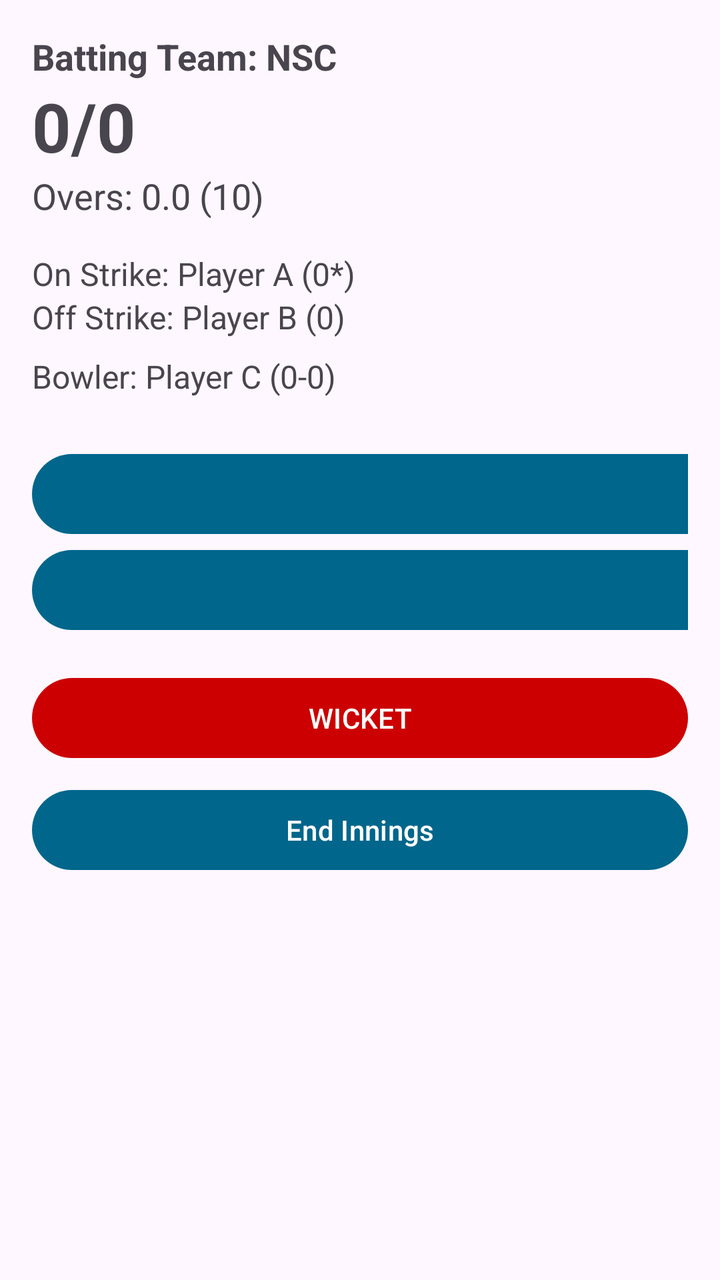
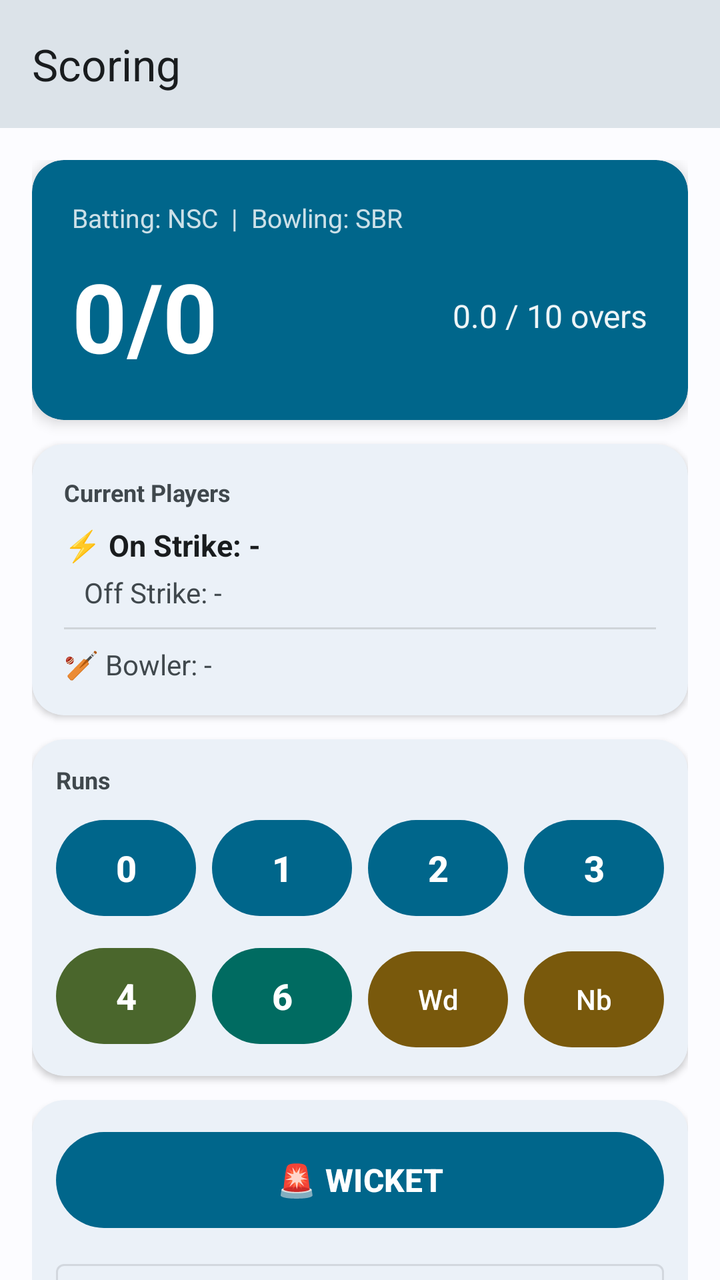

Screens rendered from an Android XML layout before and after an edit, with the pre-edit source and the edit as a unified diff.
<!-- AndroidManifest.xml: application theme Theme.Main -->
<!-- res/layout/activity_scoring.xml -->
<?xml version="1.0" encoding="utf-8"?>
<LinearLayout xmlns:android="http://schemas.android.com/apk/res/android"
    xmlns:tools="http://schemas.android.com/tools"
    android:layout_width="match_parent"
    android:layout_height="match_parent"
    xmlns:app="http://schemas.android.com/apk/res-auto"
    android:orientation="vertical"
    android:padding="16dp"
    tools:context=".Activity.ScoringActivity">

    <TextView
        android:id="@+id/team_name_tv"
        android:layout_width="wrap_content"
        android:layout_height="wrap_content"
        android:text="Batting Team: NSC"
        android:textSize="18sp"
        android:textStyle="bold" />

    <TextView
        android:id="@+id/score_tv"
        android:layout_width="wrap_content"
        android:layout_height="wrap_content"
        android:text="0/0"
        android:textSize="34sp"
        android:textStyle="bold" />

    <TextView
        android:id="@+id/overs_tv"
        android:layout_width="wrap_content"
        android:layout_height="wrap_content"
        android:text="Overs: 0.0 (10)"
        android:textSize="18sp" />

    <TextView
        android:id="@+id/target_tv"
        android:layout_width="wrap_content"
        android:layout_height="wrap_content"
        android:text="Target: -"
        android:textSize="16sp"
        android:visibility="gone" />

    <LinearLayout
        android:layout_width="match_parent"
        android:layout_height="wrap_content"
        android:layout_marginTop="16dp"
        android:orientation="vertical">

        <TextView
            android:id="@+id/on_strike_batter_tv"
            android:layout_width="match_parent"
            android:layout_height="wrap_content"
            android:text="On Strike: Player A (0*)"
            android:textSize="16sp" />

        <TextView
            android:id="@+id/off_strike_batter_tv"
            android:layout_width="match_parent"
            android:layout_height="wrap_content"
            android:text="Off Strike: Player B (0)"
            android:textSize="16sp" />

        <TextView
            android:id="@+id/bowler_tv"
            android:layout_width="match_parent"
            android:layout_height="wrap_content"
            android:layout_marginTop="8dp"
            android:text="Bowler: Player C (0-0)"
            android:textSize="16sp" />
    </LinearLayout>

    <GridLayout
        android:layout_width="match_parent"
        android:layout_height="wrap_content"
        android:layout_marginTop="24dp"
        android:columnCount="4">

        <Button android:id="@+id/btn_run_0" android:layout_columnWeight="1" android:text="0" />
        <Button android:id="@+id/btn_run_1" android:layout_columnWeight="1" android:text="1" />
        <Button android:id="@+id/btn_run_2" android:layout_columnWeight="1" android:text="2" />
        <Button android:id="@+id/btn_run_3" android:layout_columnWeight="1" android:text="3" />
        <Button android:id="@+id/btn_run_4" android:layout_columnWeight="1" android:text="4" />
        <Button android:id="@+id/btn_run_6" android:layout_columnWeight="1" android:text="6" />
        <Button android:id="@+id/btn_wide" android:layout_columnWeight="1" android:text="Wd" />
        <Button android:id="@+id/btn_no_ball" android:layout_columnWeight="1" android:text="Nb" />

    </GridLayout>

    <Button
        android:id="@+id/btn_wicket"
        android:layout_width="match_parent"
        android:layout_height="wrap_content"
        android:layout_marginTop="16dp"
        android:text="WICKET"
        app:backgroundTint="@android:color/holo_red_dark" />

    <Button
        android:id="@+id/btn_end_innings"
        android:layout_width="match_parent"
        android:layout_height="wrap_content"
        android:layout_marginTop="8dp"
        android:text="End Innings" />

</LinearLayout>
<!-- resources referenced by this layout -->
<resources>
  <style name="Theme.Main" parent="Theme.Material3.DayNight.NoActionBar">
          <item name="colorPrimary">#8F4A51</item>
          <item name="colorAccent">#8F4A51</item>
          <item name="android:windowContentTransitions">true</item>
          <item name="android:statusBarColor">@android:color/transparent</item>
          <item name="android:navigationBarColor">#FFFBFF</item>
          <item name="screen_background">#FFFBFF</item>
          <item name="ui_background">#FFECED</item>
          <item name="bar_background">#F4DDDE</item>
          <item name="bar_ui">#765658</item>
          <item name="navigation">#Ead0d1</item>
          <item name="button_background">#8F4A51</item>
          <item name="main_text">#201A1A</item>
          <item name="secondary_text">#524344</item>
          <item name="outline">#998E8E</item>
      </style>
</resources>

<!-- the commit's change to res/layout/activity_scoring.xml (unified diff, before → after) -->
@@ -1,103 +1,341 @@
 <?xml version="1.0" encoding="utf-8"?>
-<LinearLayout xmlns:android="http://schemas.android.com/apk/res/android"
+<LinearLayout
+    xmlns:android="http://schemas.android.com/apk/res/android"
+    xmlns:app="http://schemas.android.com/apk/res-auto"
     xmlns:tools="http://schemas.android.com/tools"
     android:layout_width="match_parent"
     android:layout_height="match_parent"
-    xmlns:app="http://schemas.android.com/apk/res-auto"
     android:orientation="vertical"
-    android:padding="16dp"
+    android:background="?attr/screen_background"
     tools:context=".Activity.ScoringActivity">
 
-    <TextView
-        android:id="@+id/team_name_tv"
-        android:layout_width="wrap_content"
-        android:layout_height="wrap_content"
-        android:text="Batting Team: NSC"
-        android:textSize="18sp"
-        android:textStyle="bold" />
-
-    <TextView
-        android:id="@+id/score_tv"
-        android:layout_width="wrap_content"
-        android:layout_height="wrap_content"
-        android:text="0/0"
-        android:textSize="34sp"
-        android:textStyle="bold" />
-
-    <TextView
-        android:id="@+id/overs_tv"
-        android:layout_width="wrap_content"
-        android:layout_height="wrap_content"
-        android:text="Overs: 0.0 (10)"
-        android:textSize="18sp" />
-
-    <TextView
-        android:id="@+id/target_tv"
-        android:layout_width="wrap_content"
-        android:layout_height="wrap_content"
-        android:text="Target: -"
-        android:textSize="16sp"
-        android:visibility="gone" />
-
-    <LinearLayout
+    
+    <com.google.android.material.appbar.MaterialToolbar
+        android:id="@+id/scoring_toolbar"
         android:layout_width="match_parent"
-        android:layout_height="wrap_content"
-        android:layout_marginTop="16dp"
-        android:orientation="vertical">
-
-        <TextView
-            android:id="@+id/on_strike_batter_tv"
+        android:layout_height="?attr/actionBarSize"
+        android:background="?attr/bar_background"
+        app:titleTextColor="?attr/main_text"
+        app:title="Scoring" />
+
+    <androidx.core.widget.NestedScrollView
+        android:layout_width="match_parent"
+        android:layout_height="0dp"
+        android:layout_weight="1">
+
+        <LinearLayout
             android:layout_width="match_parent"
             android:layout_height="wrap_content"
-            android:text="On Strike: Player A (0*)"
-            android:textSize="16sp" />
-
-        <TextView
-            android:id="@+id/off_strike_batter_tv"
-            android:layout_width="match_parent"
-            android:layout_height="wrap_content"
-            android:text="Off Strike: Player B (0)"
-            android:textSize="16sp" />
-
-        <TextView
-            android:id="@+id/bowler_tv"
-            android:layout_width="match_parent"
-            android:layout_height="wrap_content"
-            android:layout_marginTop="8dp"
-            android:text="Bowler: Player C (0-0)"
-            android:textSize="16sp" />
-    </LinearLayout>
-
-    <GridLayout
-        android:layout_width="match_parent"
-        android:layout_height="wrap_content"
-        android:layout_marginTop="24dp"
-        android:columnCount="4">
-
-        <Button android:id="@+id/btn_run_0" android:layout_columnWeight="1" android:text="0" />
-        <Button android:id="@+id/btn_run_1" android:layout_columnWeight="1" android:text="1" />
-        <Button android:id="@+id/btn_run_2" android:layout_columnWeight="1" android:text="2" />
-        <Button android:id="@+id/btn_run_3" android:layout_columnWeight="1" android:text="3" />
-        <Button android:id="@+id/btn_run_4" android:layout_columnWeight="1" android:text="4" />
-        <Button android:id="@+id/btn_run_6" android:layout_columnWeight="1" android:text="6" />
-        <Button android:id="@+id/btn_wide" android:layout_columnWeight="1" android:text="Wd" />
-        <Button android:id="@+id/btn_no_ball" android:layout_columnWeight="1" android:text="Nb" />
-
-    </GridLayout>
-
-    <Button
-        android:id="@+id/btn_wicket"
-        android:layout_width="match_parent"
-        android:layout_height="wrap_content"
-        android:layout_marginTop="16dp"
-        android:text="WICKET"
-        app:backgroundTint="@android:color/holo_red_dark" />
-
-    <Button
-        android:id="@+id/btn_end_innings"
-        android:layout_width="match_parent"
-        android:layout_height="wrap_content"
-        android:layout_marginTop="8dp"
-        android:text="End Innings" />
+            android:orientation="vertical"
+            android:padding="16dp">
+
+            
+            <androidx.cardview.widget.CardView
+                android:layout_width="match_parent"
+                android:layout_height="wrap_content"
+                android:layout_marginBottom="12dp"
+                app:cardCornerRadius="16dp"
+                app:cardElevation="4dp"
+                app:cardBackgroundColor="?attr/button_background">
+
+                <LinearLayout
+                    android:layout_width="match_parent"
+                    android:layout_height="wrap_content"
+                    android:orientation="vertical"
+                    android:padding="20dp">
+
+                    <TextView
+                        android:id="@+id/team_name_tv"
+                        android:layout_width="match_parent"
+                        android:layout_height="wrap_content"
+                        android:text="Batting: NSC  |  Bowling: SBR"
+                        android:textSize="13sp"
+                        android:textColor="#CCFFFFFF"
+                        android:layout_marginBottom="8dp" />
+
+                    <LinearLayout
+                        android:layout_width="match_parent"
+                        android:layout_height="wrap_content"
+                        android:orientation="horizontal"
+                        android:gravity="center_vertical">
+
+                        <TextView
+                            android:id="@+id/score_tv"
+                            android:layout_width="0dp"
+                            android:layout_height="wrap_content"
+                            android:layout_weight="1"
+                            android:text="0/0"
+                            android:textSize="48sp"
+                            android:textStyle="bold"
+                            android:textColor="#FFFFFF" />
+
+                        <LinearLayout
+                            android:layout_width="wrap_content"
+                            android:layout_height="wrap_content"
+                            android:orientation="vertical"
+                            android:gravity="end">
+
+                            <TextView
+                                android:id="@+id/overs_tv"
+                                android:layout_width="wrap_content"
+                                android:layout_height="wrap_content"
+                                android:text="0.0 / 10 overs"
+                                android:textSize="16sp"
+                                android:textColor="#EEFFFFFF" />
+
+                            <TextView
+                                android:id="@+id/target_tv"
+                                android:layout_width="wrap_content"
+                                android:layout_height="wrap_content"
+                                android:text="Target: -"
+                                android:textSize="15sp"
+                                android:textColor="#FFFFDD88"
+                                android:textStyle="bold"
+                                android:visibility="gone" />
+                        </LinearLayout>
+                    </LinearLayout>
+
+                </LinearLayout>
+            </androidx.cardview.widget.CardView>
+
+            
+            <androidx.cardview.widget.CardView
+                android:layout_width="match_parent"
+                android:layout_height="wrap_content"
+                android:layout_marginBottom="12dp"
+                app:cardCornerRadius="16dp"
+                app:cardElevation="2dp"
+                app:cardBackgroundColor="?attr/ui_background">
+
+                <LinearLayout
+                    android:layout_width="match_parent"
+                    android:layout_height="wrap_content"
+                    android:orientation="vertical"
+                    android:padding="16dp">
+
+                    <TextView
+                        android:layout_width="wrap_content"
+                        android:layout_height="wrap_content"
+                        android:text="Current Players"
+                        android:textSize="12sp"
+                        android:textStyle="bold"
+                        android:textColor="?attr/secondary_text"
+                        android:layout_marginBottom="8dp" />
+
+                    <TextView
+                        android:id="@+id/on_strike_batter_tv"
+                        android:layout_width="match_parent"
+                        android:layout_height="wrap_content"
+                        android:text="⚡ On Strike: -"
+                        android:textSize="15sp"
+                        android:textStyle="bold"
+                        android:textColor="?attr/main_text"
+                        android:layout_marginBottom="4dp" />
+
+                    <TextView
+                        android:id="@+id/off_strike_batter_tv"
+                        android:layout_width="match_parent"
+                        android:layout_height="wrap_content"
+                        android:text="   Off Strike: -"
+                        android:textSize="14sp"
+                        android:textColor="?attr/secondary_text"
+                        android:layout_marginBottom="8dp" />
+
+                    <View
+                        android:layout_width="match_parent"
+                        android:layout_height="1dp"
+                        android:background="?attr/outline"
+                        android:alpha="0.3"
+                        android:layout_marginBottom="8dp" />
+
+                    <TextView
+                        android:id="@+id/bowler_tv"
+                        android:layout_width="match_parent"
+                        android:layout_height="wrap_content"
+                        android:text="🏏 Bowler: -"
+                        android:textSize="14sp"
+                        android:textColor="?attr/secondary_text" />
+
+                </LinearLayout>
+            </androidx.cardview.widget.CardView>
+
+            
+            <androidx.cardview.widget.CardView
+                android:layout_width="match_parent"
+                android:layout_height="wrap_content"
+                android:layout_marginBottom="12dp"
+                app:cardCornerRadius="16dp"
+                app:cardElevation="2dp"
+                app:cardBackgroundColor="?attr/ui_background">
+
+                <LinearLayout
+                    android:layout_width="match_parent"
+                    android:layout_height="wrap_content"
+                    android:orientation="vertical"
+                    android:padding="12dp">
+
+                    <TextView
+                        android:layout_width="wrap_content"
+                        android:layout_height="wrap_content"
+                        android:text="Runs"
+                        android:textSize="12sp"
+                        android:textStyle="bold"
+                        android:textColor="?attr/secondary_text"
+                        android:layout_marginBottom="8dp" />
+
+                    
+                    <LinearLayout
+                        android:layout_width="match_parent"
+                        android:layout_height="wrap_content"
+                        android:orientation="horizontal"
+                        android:layout_marginBottom="8dp">
+
+                        <Button
+                            android:id="@+id/btn_run_0"
+                            android:layout_width="0dp"
+                            android:layout_height="56dp"
+                            android:layout_weight="1"
+                            android:layout_marginEnd="4dp"
+                            android:text="0"
+                            android:textSize="18sp"
+                            android:textStyle="bold" />
+
+                        <Button
+                            android:id="@+id/btn_run_1"
+                            android:layout_width="0dp"
+                            android:layout_height="56dp"
+                            android:layout_weight="1"
+                            android:layout_marginStart="4dp"
+                            android:layout_marginEnd="4dp"
+                            android:text="1"
+                            android:textSize="18sp"
+                            android:textStyle="bold" />
+
+                        <Button
+                            android:id="@+id/btn_run_2"
+                            android:layout_width="0dp"
+                            android:layout_height="56dp"
+                            android:layout_weight="1"
+                            android:layout_marginStart="4dp"
+                            android:layout_marginEnd="4dp"
+                            android:text="2"
+                            android:textSize="18sp"
+                            android:textStyle="bold" />
+
+                        <Button
+                            android:id="@+id/btn_run_3"
+                            android:layout_width="0dp"
+                            android:layout_height="56dp"
+                            android:layout_weight="1"
+                            android:layout_marginStart="4dp"
+                            android:text="3"
+                            android:textSize="18sp"
+                            android:textStyle="bold" />
+                    </LinearLayout>
+
+                    
+                    <LinearLayout
+                        android:layout_width="match_parent"
+                        android:layout_height="wrap_content"
+                        android:orientation="horizontal">
+
+                        <Button
+                            android:id="@+id/btn_run_4"
+                            android:layout_width="0dp"
+                            android:layout_height="56dp"
+                            android:layout_weight="1"
+                            android:layout_marginEnd="4dp"
+                            android:text="4"
+                            android:textSize="18sp"
+                            android:textStyle="bold"
+                            app:backgroundTint="#FF4A662C" />
+
+                        <Button
+                            android:id="@+id/btn_run_6"
+                            android:layout_width="0dp"
+                            android:layout_height="56dp"
+                            android:layout_weight="1"
+                            android:layout_marginStart="4dp"
+                            android:layout_marginEnd="4dp"
+                            android:text="6"
+                            android:textSize="18sp"
+                            android:textStyle="bold"
+                            app:backgroundTint="#FF006B61" />
+
+                        <Button
+                            android:id="@+id/btn_wide"
+                            android:layout_width="0dp"
+                            android:layout_height="56dp"
+                            android:layout_weight="1"
+                            android:layout_marginStart="4dp"
+                            android:layout_marginEnd="4dp"
+                            android:text="Wd"
+                            android:textSize="14sp"
+                            app:backgroundTint="#FF79590C" />
+
+                        <Button
+                            android:id="@+id/btn_no_ball"
+                            android:layout_width="0dp"
+                            android:layout_height="56dp"
+                            android:layout_weight="1"
+                            android:layout_marginStart="4dp"
+                            android:text="Nb"
+                            android:textSize="14sp"
+                            app:backgroundTint="#FF79590C" />
+                    </LinearLayout>
+
+                </LinearLayout>
+            </androidx.cardview.widget.CardView>
+
+            
+            <androidx.cardview.widget.CardView
+                android:layout_width="match_parent"
+                android:layout_height="wrap_content"
+                android:layout_marginBottom="12dp"
+                app:cardCornerRadius="16dp"
+                app:cardElevation="2dp"
+                app:cardBackgroundColor="?attr/ui_background">
+
+                <LinearLayout
+                    android:layout_width="match_parent"
+                    android:layout_height="wrap_content"
+                    android:orientation="vertical"
+                    android:padding="12dp">
+
+                    
+                    <Button
+                        android:id="@+id/btn_wicket"
+                        android:layout_width="match_parent"
+                        android:layout_height="56dp"
+                        android:layout_marginBottom="8dp"
+                        android:text="🚨 WICKET"
+                        android:textSize="16sp"
+                        android:textStyle="bold"
+                        app:backgroundTint="@color/red_dark" />
+
+                    
+                    <Button
+                        android:id="@+id/btn_change_strike"
+                        android:layout_width="match_parent"
+                        android:layout_height="48dp"
+                        android:layout_marginBottom="8dp"
+                        android:text="🔄 Change Strike"
+                        android:textSize="14sp"
+                        style="@style/Widget.MaterialComponents.Button.OutlinedButton" />
+
+                    
+                    <Button
+                        android:id="@+id/btn_end_innings"
+                        android:layout_width="match_parent"
+                        android:layout_height="48dp"
+                        android:text="End Innings"
+                        android:textSize="14sp"
+                        style="@style/Widget.MaterialComponents.Button.TextButton" />
+
+                </LinearLayout>
+            </androidx.cardview.widget.CardView>
+
+        </LinearLayout>
+    </androidx.core.widget.NestedScrollView>
 
 </LinearLayout>
<!-- resource entries referenced after the edit -->
@@ -1,5 +1,6 @@
 <!-- resources referenced by this layout -->
 <resources>
+  <color name="red_dark">#99473e</color>
   <style name="Theme.Main" parent="Theme.Material3.DayNight.NoActionBar">
           <item name="colorPrimary">#8F4A51</item>
           <item name="colorAccent">#8F4A51</item>
